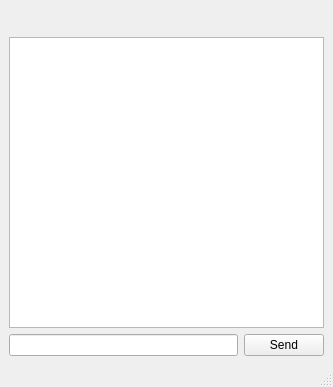
Qt form VaporChat/chatwindow.ui (nwestbury/VaporChat) before a commit.
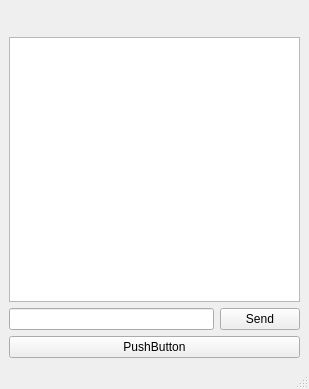
The same form after that commit.

The edit to the form file:
```diff
--- a/VaporChat/chatwindow.ui
+++ b/VaporChat/chatwindow.ui
@@ -6,8 +6,8 @@
    <rect>
     <x>0</x>
     <y>0</y>
-    <width>333</width>
-    <height>387</height>
+    <width>309</width>
+    <height>389</height>
    </rect>
   </property>
   <property name="windowTitle">
@@ -54,6 +54,13 @@
       </item>
      </layout>
     </item>
+    <item>
+     <widget class="QPushButton" name="pushButton">
+      <property name="text">
+       <string>PushButton</string>
+      </property>
+     </widget>
+    </item>
    </layout>
   </widget>
   <widget class="QMenuBar" name="menubar">
```
Left out of the diff: 2 changed lines with no effect on the pictures.
